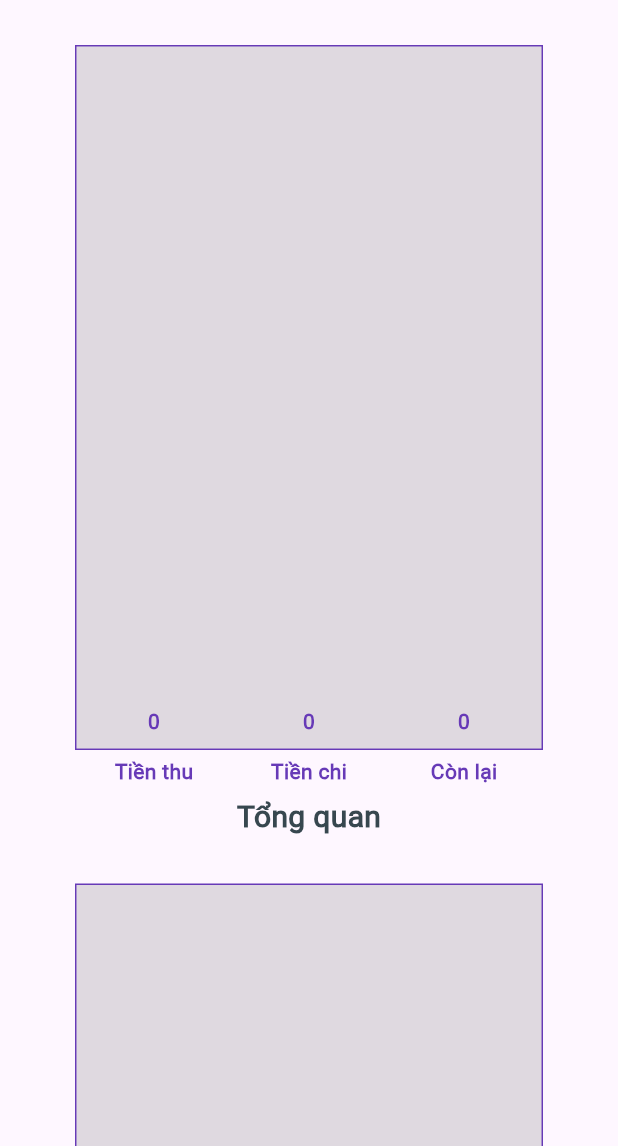
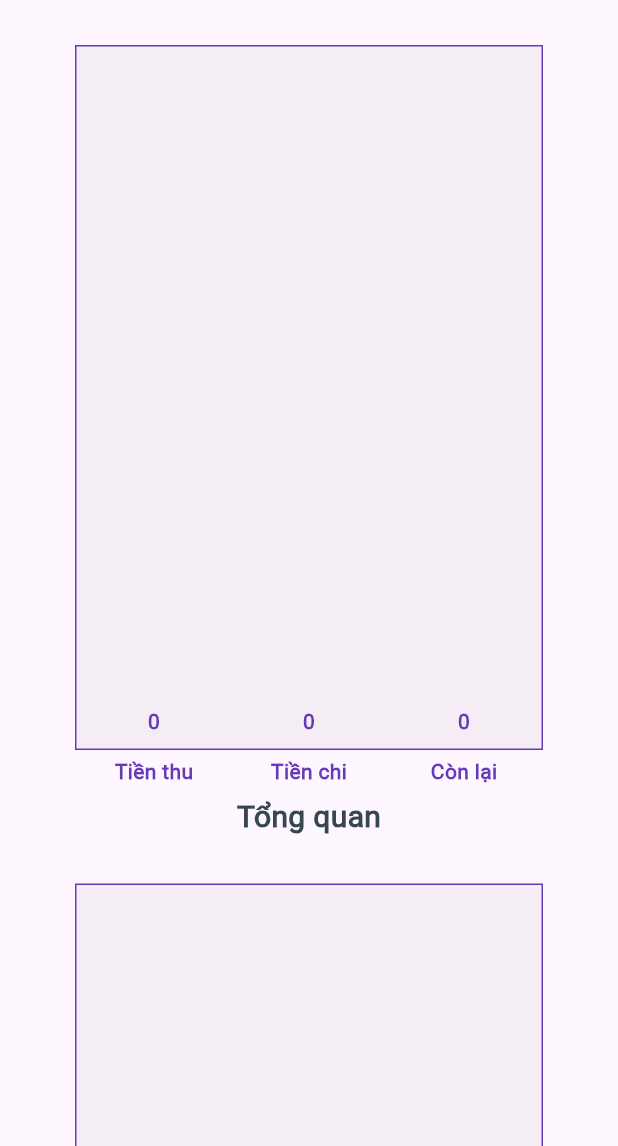
Before and after one commit to chitung1999/badminton_management, a Flutter app: the screen it shows after launch, on a phone screen of 412 x 824 dp, the part 90-1236 px from its top. Run offline on Flutter 3.47's test engine with Material 3 defaults, Android fonts, the phone set to English and light mode, and no system bars; drawn by our look-alikes of dropdown_button2, fl_chart; our stand-ins replace appwrite, toastification; missing offline and left inert: encrypt.

Commit message:
fix issue, v2.0.1

```diff
--- a/lib/common/graph.dart
+++ b/lib/common/graph.dart
@@ -71,7 +71,7 @@ class _GraphState extends State<Graph> {
         barGroups: barGroups,
         gridData: const FlGridData(show: false),
         alignment: BarChartAlignment.spaceAround,
-        backgroundColor: Colors.black12,
+        backgroundColor: Colors.black12.withOpacity(0.04),
         maxY: max() * 1.2,
       ),
       duration: const Duration(seconds: 0),
--- a/lib/main.dart
+++ b/lib/main.dart
@@ -27,6 +27,9 @@ class TheApp extends StatelessWidget {
   const TheApp({super.key});
   @override
   Widget build(BuildContext context) {
+    final data = Provider.of<DataProvider>(context, listen: false);
+    Future<bool> initialize = data.initialize();
+
     return MaterialApp(
       title: 'Badminton Management',
       home: Scaffold(
@@ -34,7 +37,17 @@ class TheApp extends StatelessWidget {
           flexibleSpace: const HeaderApp(),
           toolbarHeight: 60
         ),
-        body: Consumer<ScreenProvider>(
+        body: FutureBuilder<bool>(
+          future: initialize,
+          builder: (context, snapshot) {
+            if (snapshot.connectionState == ConnectionState.waiting) {
+              return const Center(child: SizedBox(
+                width: 70,
+                height: 70,
+                child: CircularProgressIndicator()
+              ));
+            } else {
+              return Consumer<ScreenProvider>(
                 builder: (context, screen, child) {
                   return IndexedStack(
                     index: screen.getIndex(),
@@ -45,6 +58,9 @@ class TheApp extends StatelessWidget {
                     ],
                   );
                 }
+              );
+            }
+          }
         ),
       ),
       debugShowCheckedModeBanner: false,
--- a/lib/provider/data_provider.dart
+++ b/lib/provider/data_provider.dart
@@ -86,7 +86,15 @@ class DataProvider with ChangeNotifier {
   Future<bool> addReceive(Receive r) async {
     bool ret = await server.addReceive(r);
     if (ret) {
-      _receives.add(r);
+      int index = 0;
+      for (var item in _receives) {
+        if(r.date.isAfter(item.date)) {
+          break;
+        }
+        index++;
+      }
+      _receives.insert(index, r);
+
       notifyListeners();
     }
 
@@ -123,11 +131,11 @@ class DataProvider with ChangeNotifier {
     List<Receive> data = [];
 
     if (time == null) {
-      data = _receives.reversed.toList();
+      data = _receives;
     } else {
-      for (int i = _receives.length - 1; i >= 0; i--) {
-        if (_receives[i].date.month == time.month && _receives[i].date.year == time.year) {
-          data.add(_receives[i]);
+      for (var item in _receives) {
+        if (item.date.month == time.month && item.date.year == time.year) {
+          data.add(item);
         }
       }
     }
@@ -138,7 +146,15 @@ class DataProvider with ChangeNotifier {
   Future<bool> addExpense(Expense e) async {
     bool ret = await server.addExpense(e);
     if (ret) {
-      _expense.add(e);
+      int index = 0;
+      for (var item in _expense) {
+        if(e.date.isAfter(item.date)) {
+          break;
+        }
+        index++;
+      }
+      _expense.insert(index, e);
+
       notifyListeners();
     }
 
@@ -149,11 +165,11 @@ class DataProvider with ChangeNotifier {
     List<Expense> data = [];
 
     if (time == null) {
-      data = _expense.reversed.toList();
+      data = _expense;
     } else {
-      for (int i = _expense.length - 1; i >= 0; i--) {
-        if (_expense[i].date.month == time.month && _expense[i].date.year == time.year) {
-          data.add(_expense[i]);
+      for (var item in _expense) {
+        if (item.date.month == time.month && item.date.year == time.year) {
+          data.add(item);
         }
       }
     }
--- a/lib/ui/expense/edit.dart
+++ b/lib/ui/expense/edit.dart
@@ -99,7 +99,7 @@ class _EditExpenseState extends State<EditExpense> {
                     controller: _item,
                     style: const TextStyle(fontSize: 20),
                     decoration: InputDecoration(
-                      hintText: 'Nhập tên',
+                      hintText: 'Nhập dịch vụ',
                       hintStyle: TextStyle(
                           fontSize: 20,
                           color: Colors.grey.withOpacity(0.3)
@@ -111,7 +111,7 @@ class _EditExpenseState extends State<EditExpense> {
                     controller: _price,
                     style: const TextStyle(fontSize: 20),
                     decoration: InputDecoration(
-                      hintText: 'Nhập số tiền',
+                      hintText: 'Nhập giá',
                       hintStyle: TextStyle(
                           fontSize: 20,
                           color: Colors.grey.withOpacity(0.3)
--- /dev/null
+++ b/lib/ui/header/drop_down.dart
@@ -0,0 +1,66 @@
+import 'package:badminton_management/provider/data_provider.dart';
+import 'package:badminton_management/provider/filter_provider.dart';
+import 'package:flutter/material.dart';
+import 'package:dropdown_button2/dropdown_button2.dart';
+import 'package:provider/provider.dart';
+
+class DropDown extends StatefulWidget {
+  const DropDown({
+    super.key,
+  });
+
+  @override
+  _DropDownState createState() => _DropDownState();
+}
+
+class _DropDownState extends State<DropDown> {
+  String _value = '';
+
+  @override
+  Widget build(BuildContext context) {
+    return Consumer2<DataProvider, FilterProvider>(
+      builder: (context, data, date, chill) {
+        List<String> items = data.getListTime();
+
+        if (items.isNotEmpty && !items.contains(_value)) {
+          _value = items[0];
+        }
+
+        WidgetsBinding.instance.addPostFrameCallback((_) {
+          if (_value == items[0] && date.getTime() != null) {
+            date.setTime(_value);
+          }
+        });
+
+        return DropdownButton2(
+          value: _value,
+          isDense: true,
+          buttonStyleData: ButtonStyleData(
+            height: 40,
+            width: 160,
+            padding: const EdgeInsets.only(left: 14, right: 14),
+            decoration: BoxDecoration(
+              border: Border.all(color: Colors.white),
+              color: Colors.white70
+            ),
+          ),
+          dropdownStyleData: DropdownStyleData(
+            maxHeight: 300,
+            scrollbarTheme: ScrollbarThemeData(
+              radius: const Radius.circular(40),
+              thickness: MaterialStateProperty.all<double>(6),
+              thumbVisibility: MaterialStateProperty.all<bool>(true),
+            ),
+          ),
+          items: items.map<DropdownMenuItem<String>>((String value) {
+            return DropdownMenuItem<String>(value: value, child: Text(value));}
+          ).toList(),
+          onChanged: (String? value) {
+            setState(() {_value = value!;});
+            date.setTime(_value);
+          },
+        );
+      }
+    );
+  }
+}
--- a/lib/ui/header/header.dart
+++ b/lib/ui/header/header.dart
@@ -1,10 +1,7 @@
-import 'package:badminton_management/provider/data_provider.dart';
-import 'package:badminton_management/provider/filter_provider.dart';
 import 'package:badminton_management/ui/header/header_opt_hor.dart';
 import 'package:badminton_management/ui/header/header_opt_ver.dart';
 import 'package:flutter/material.dart';
-import 'package:badminton_management/common/drop_down.dart';
-import 'package:provider/provider.dart';
+import 'drop_down.dart';
 import 'logo_app.dart';
 
 class HeaderApp extends StatelessWidget {
@@ -39,15 +36,7 @@ class HeaderApp extends StatelessWidget {
                 ]
               ]
             ),
-          Consumer2<DataProvider, FilterProvider>(
-              builder: (context, data, date, chill) {
-                return DropDown(
-                  items: data.getListTime(),
-                  onChanged: (time) {date.setTime(time);},
-                );
-              }
-          )
-          //TextButtonApp(width: 100, height: 40, title: 'Trang chủ', onPressed: (){}, bgColor: Colors.green, outlineColor: Colors.blue,radius: 5,),
+          const DropDown(),
         ],
       ),
     );
```
Also changed, not shown: lib/server/server.dart (+10 -2 lines), lib/ui/header/header_opt_hor.dart (+16 -3 lines), lib/ui/home/home.dart (+0 -17 lines). Lines whose indentation alone changed are shown as unchanged.
